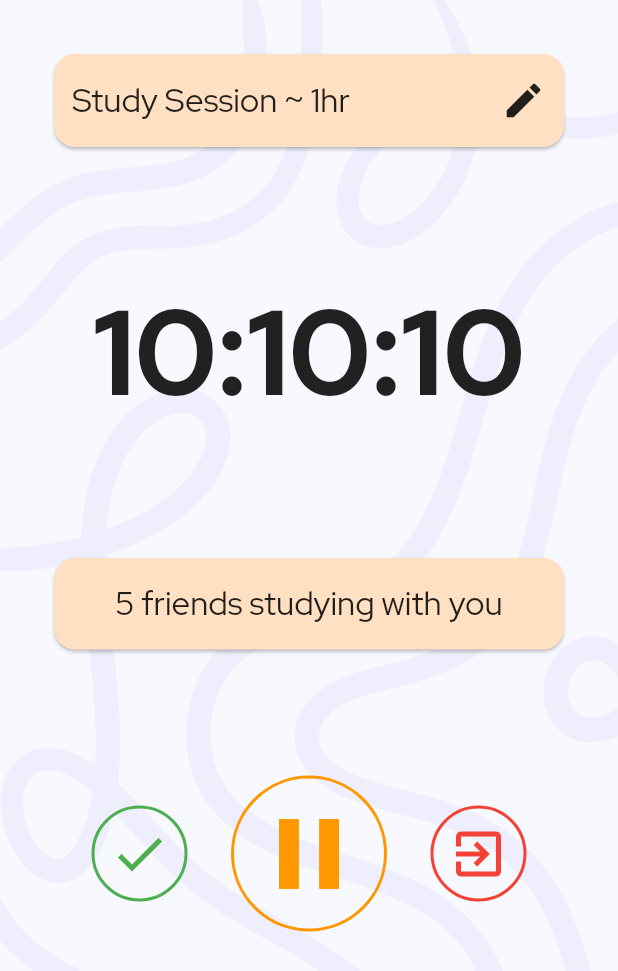
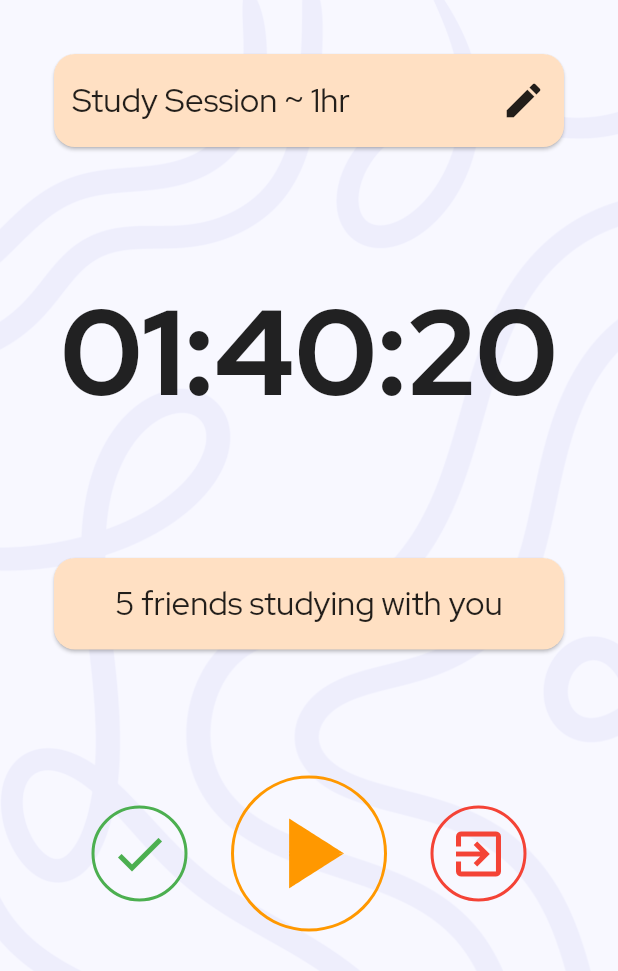
Before and after one commit to simrat39/StudyBuddy, a Flutter app: the TimerPage screen opened directly, on a phone screen of 412 x 824 dp. Shown: the top 971 px of the screen. Run offline on Flutter 3.47's test engine with Material 2 defaults, Android fonts, the phone set to English and light mode, and no system bars; our stand-ins replace flutter_riverpod.

Commit message:
feat: Add basic timer and ui improvements

```diff
--- a/lib/main.dart
+++ b/lib/main.dart
@@ -1,9 +1,21 @@
 import 'package:flutter/material.dart';
+import 'package:flutter_riverpod/flutter_riverpod.dart';
 import 'package:study_app/home_page.dart';
+import 'package:study_app/providers/timer_state_provider.dart';
 
 void main() {
-  runApp(const MyApp());
+  runApp(const ProviderScope(child: MyApp()));
 }
+
+var timerStateNotifier = ChangeNotifierProvider((_) {
+  return TimerStateProvider(
+    duration: const Duration(
+      hours: 1,
+      minutes: 40,
+      seconds: 20,
+    ),
+  );
+});
 
 class MyApp extends StatelessWidget {
   const MyApp({Key? key}) : super(key: key);
@@ -33,6 +45,6 @@ class RootPage extends StatelessWidget {
 
   @override
   Widget build(BuildContext context) {
-    return HomePage();
+    return const HomePage();
   }
 }
--- /dev/null
+++ b/lib/providers/timer_state_provider.dart
@@ -0,0 +1,42 @@
+import 'dart:async';
+
+import 'package:flutter/material.dart';
+
+class TimerStateProvider extends ChangeNotifier {
+  TimerStateProvider({required this.duration}) {
+    remaining = duration?.inSeconds;
+  }
+
+  Duration? duration;
+  Timer? _timer;
+  int? remaining;
+
+  bool isPlaying = false;
+
+  void play() {
+    _timer = Timer.periodic(
+        const Duration(
+          seconds: 1,
+        ), (timer) {
+      remaining = remaining! - 1;
+      if (remaining == 0) {
+        _timer?.cancel();
+      }
+      notifyListeners();
+    });
+  }
+
+  void pause() {
+    _timer?.cancel();
+  }
+
+  void toggle() {
+    if (isPlaying) {
+      pause();
+    } else {
+      play();
+    }
+    isPlaying = !isPlaying;
+    notifyListeners();
+  }
+}
--- a/lib/timer_page.dart
+++ b/lib/timer_page.dart
@@ -1,4 +1,8 @@
 import 'package:flutter/material.dart';
+import 'package:study_app/timer_page/done_button.dart';
+import 'package:study_app/timer_page/play_pause_button.dart';
+import 'package:study_app/timer_page/quit_button.dart';
+import 'package:study_app/timer_page/timer.dart';
 
 class TimerPage extends StatefulWidget {
   const TimerPage({Key? key}) : super(key: key);
@@ -55,12 +59,12 @@ class TimerPageState extends State<TimerPage> {
               const SizedBox(
                 height: 80,
               ),
-              Text(
-                "10:10:10",
-                style: Theme.of(context).textTheme.titleLarge?.copyWith(
-                      fontWeight: FontWeight.w700,
-                      fontSize: 80,
-                    ),
+              const TimerText(
+                initial: Duration(
+                  hours: 1,
+                  minutes: 20,
+                  seconds: 42,
+                ),
               ),
               const SizedBox(
                 height: 80,
@@ -91,52 +95,10 @@ class TimerPageState extends State<TimerPage> {
               ),
               Row(
                 mainAxisAlignment: MainAxisAlignment.spaceEvenly,
-                children: [
-                  Container(
-                    padding: const EdgeInsets.all(10),
-                    decoration: BoxDecoration(
-                      borderRadius: BorderRadius.circular(100),
-                      border: Border.all(
-                        width: 2,
-                        color: Colors.green,
-                      ),
-                    ),
-                    child: const Icon(
-                      Icons.check,
-                      color: Colors.green,
-                      size: 40,
-                    ),
-                  ),
-                  Container(
-                    padding: const EdgeInsets.all(10),
-                    decoration: BoxDecoration(
-                      borderRadius: BorderRadius.circular(100),
-                      border: Border.all(
-                        width: 2,
-                        color: Colors.orange,
-                      ),
-                    ),
-                    child: const Icon(
-                      Icons.pause,
-                      color: Colors.orange,
-                      size: 80,
-                    ),
-                  ),
-                  Container(
-                    padding: const EdgeInsets.all(10),
-                    decoration: BoxDecoration(
-                      borderRadius: BorderRadius.circular(100),
-                      border: Border.all(
-                        width: 2,
-                        color: Colors.red,
-                      ),
-                    ),
-                    child: const Icon(
-                      Icons.exit_to_app,
-                      color: Colors.red,
-                      size: 40,
-                    ),
-                  ),
+                children: const [
+                  DoneButton(),
+                  PlayPauseButton(),
+                  QuitButton(),
                 ],
               )
             ],
--- /dev/null
+++ b/lib/timer_page/done_button.dart
@@ -0,0 +1,26 @@
+import 'package:flutter/material.dart';
+
+class DoneButton extends StatelessWidget {
+  const DoneButton({
+    Key? key,
+  }) : super(key: key);
+
+  @override
+  Widget build(BuildContext context) {
+    return Container(
+      padding: const EdgeInsets.all(10),
+      decoration: BoxDecoration(
+        borderRadius: BorderRadius.circular(100),
+        border: Border.all(
+          width: 2,
+          color: Colors.green,
+        ),
+      ),
+      child: const Icon(
+        Icons.check,
+        color: Colors.green,
+        size: 40,
+      ),
+    );
+  }
+}
--- /dev/null
+++ b/lib/timer_page/play_pause_button.dart
@@ -0,0 +1,65 @@
+import 'package:flutter/material.dart';
+import 'package:flutter_riverpod/flutter_riverpod.dart';
+import 'package:study_app/main.dart';
+import 'package:study_app/providers/timer_state_provider.dart';
+
+class PlayPauseButton extends ConsumerStatefulWidget {
+  const PlayPauseButton({Key? key}) : super(key: key);
+
+  @override
+  ConsumerState<PlayPauseButton> createState() => _PlayPauseButtonState();
+}
+
+class _PlayPauseButtonState extends ConsumerState<PlayPauseButton>
+    with SingleTickerProviderStateMixin {
+  late AnimationController _animationController;
+
+  @override
+  void initState() {
+    super.initState();
+    _animationController = AnimationController(
+      vsync: this,
+      duration: const Duration(
+        milliseconds: 400,
+      ),
+    );
+  }
+
+  void toggle(TimerStateProvider provider) {
+    provider.toggle();
+    provider.isPlaying
+        ? _animationController.forward()
+        : _animationController.reverse();
+  }
+
+  @override
+  Widget build(BuildContext context) {
+    var timerStatus = ref.watch(timerStateNotifier);
+
+    return Material(
+      color: Colors.transparent,
+      child: InkWell(
+        borderRadius: BorderRadius.circular(100),
+        onTap: () {
+          toggle(timerStatus);
+        },
+        child: Container(
+          padding: const EdgeInsets.all(10),
+          decoration: BoxDecoration(
+            borderRadius: BorderRadius.circular(100),
+            border: Border.all(
+              width: 2,
+              color: Colors.orange,
+            ),
+          ),
+          child: AnimatedIcon(
+            progress: _animationController,
+            icon: AnimatedIcons.play_pause,
+            color: Colors.orange,
+            size: 80,
+          ),
+        ),
+      ),
+    );
+  }
+}
--- /dev/null
+++ b/lib/timer_page/quit_button.dart
@@ -0,0 +1,26 @@
+import 'package:flutter/material.dart';
+
+class QuitButton extends StatelessWidget {
+  const QuitButton({
+    Key? key,
+  }) : super(key: key);
+
+  @override
+  Widget build(BuildContext context) {
+    return Container(
+      padding: const EdgeInsets.all(10),
+      decoration: BoxDecoration(
+        borderRadius: BorderRadius.circular(100),
+        border: Border.all(
+          width: 2,
+          color: Colors.red,
+        ),
+      ),
+      child: const Icon(
+        Icons.exit_to_app,
+        color: Colors.red,
+        size: 40,
+      ),
+    );
+  }
+}
--- /dev/null
+++ b/lib/timer_page/timer.dart
@@ -0,0 +1,44 @@
+import 'package:flutter/material.dart';
+import 'package:flutter_riverpod/flutter_riverpod.dart';
+import 'package:study_app/main.dart';
+
+class TimerText extends ConsumerStatefulWidget {
+  const TimerText({
+    Key? key,
+    required this.initial,
+  }) : super(key: key);
+
+  final Duration initial;
+
+  @override
+  ConsumerState<TimerText> createState() => _TimerTextState();
+}
+
+class _TimerTextState extends ConsumerState<TimerText> {
+  static String secondsToHumanReadable(int sec) {
+    var minutes = (sec ~/ 60).toString();
+    var seconds = (sec % 60).toString();
+    if (seconds.length == 1) seconds = '0$seconds';
+    if (minutes.length == 1) minutes = '0$minutes';
+    if (sec > const Duration(hours: 1).inSeconds) {
+      var hours = (int.parse(minutes) ~/ 60).toString();
+      minutes = (int.parse(minutes) - (int.parse(hours) * 60)).toString();
+      if (hours.length == 1) hours = '0$hours';
+      if (minutes.length == 1) minutes = '0$minutes';
+      return '$hours:$minutes:$seconds';
+    }
+    return '$minutes:$seconds';
+  }
+
+  @override
+  Widget build(BuildContext context) {
+    var provider = ref.watch(timerStateNotifier);
+    return Text(
+      secondsToHumanReadable(provider.remaining!),
+      style: Theme.of(context).textTheme.titleLarge?.copyWith(
+            fontWeight: FontWeight.w700,
+            fontSize: 80,
+          ),
+    );
+  }
+}
--- a/pubspec.yaml
+++ b/pubspec.yaml
@@ -34,6 +34,9 @@ dependencies:
   # The following adds the Cupertino Icons font to your application.
   # Use with the CupertinoIcons class for iOS style icons.
   cupertino_icons: ^1.0.2
+  riverpod: ^1.0.3
+  flutter_riverpod: ^1.0.3
+  pausable_timer: ^1.0.0+4
 
 dev_dependencies:
   flutter_test:
```
Also changed, not shown: pubspec.lock.
